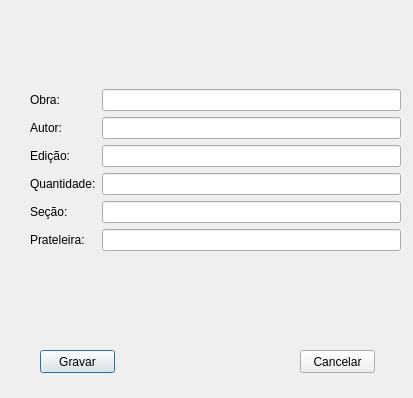
First picture: the form in TrabalhoFinalQT/addwindow.ui, repository arianeam/prog.OOC-, before the edit.
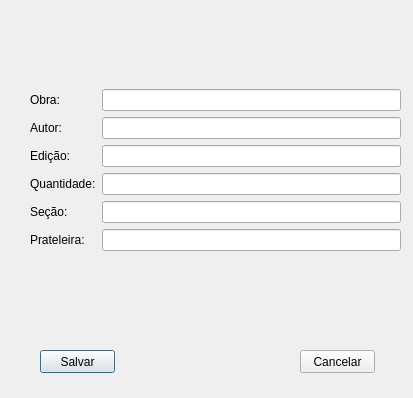
Second picture: the form after the edit.

Diff of the .ui file:
```diff
--- a/TrabalhoFinalQT/addwindow.ui
+++ b/TrabalhoFinalQT/addwindow.ui
@@ -107,7 +107,7 @@
     </rect>
    </property>
    <property name="text">
-    <string>Gravar</string>
+    <string>Salvar</string>
    </property>
   </widget>
   <widget class="QPushButton" name="cancelarBtn">
```
